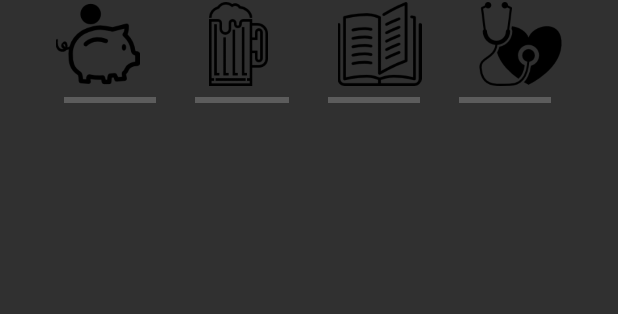
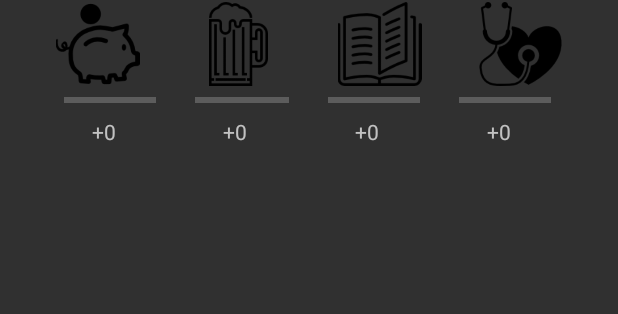
Before and after one commit to luc4s/EPFLSurvival_Android, an Android app: the layout activity_question.xml on its own in the app's theme, with its tools: preview values and no code run, on a phone screen of 412 x 824 dp. Shown: the top 314 px of the screen. Run offline under Robolectric (Android 15) with nearby library versions, the phone set to English and light mode, and no system bars.

Commit message:
score popup

```diff
--- a/app/src/main/res/layout/activity_question.xml
+++ b/app/src/main/res/layout/activity_question.xml
@@ -240,4 +240,77 @@
             android:layout_weight="1" />
     </LinearLayout>
 
+    <LinearLayout
+        android:id="@+id/linearLayout4"
+        android:layout_width="377dp"
+        android:layout_height="18dp"
+        android:layout_marginEnd="8dp"
+        android:layout_marginLeft="8dp"
+        android:layout_marginRight="8dp"
+        android:layout_marginStart="8dp"
+        android:layout_marginTop="19dp"
+        android:orientation="horizontal"
+        app:layout_constraintHorizontal_bias="0.529"
+        app:layout_constraintLeft_toLeftOf="@+id/gridLayout"
+        app:layout_constraintRight_toRightOf="@+id/gridLayout"
+        app:layout_constraintTop_toBottomOf="@+id/gridLayout">
+
+        <Space
+            android:layout_width="wrap_content"
+            android:layout_height="wrap_content"
+            android:layout_weight="0.76" />
+
+        <TextView
+            android:id="@+id/textView2"
+            android:layout_width="wrap_content"
+            android:layout_height="wrap_content"
+            android:layout_weight="1"
+            android:gravity="center_horizontal"
+            android:text="+0" />
+
+        <Space
+            android:layout_width="wrap_content"
+            android:layout_height="wrap_content"
+            android:layout_weight="1" />
+
+        <TextView
+            android:id="@+id/textView3"
+            android:layout_width="wrap_content"
+            android:layout_height="wrap_content"
+            android:layout_weight="1"
+            android:gravity="center_horizontal"
+            android:text="+0" />
+
+        <Space
+            android:layout_width="wrap_content"
+            android:layout_height="wrap_content"
+            android:layout_weight="1" />
+
+        <TextView
+            android:id="@+id/textView4"
+            android:layout_width="wrap_content"
+            android:layout_height="wrap_content"
+            android:layout_weight="1"
+            android:gravity="center_horizontal"
+            android:text="+0" />
+
+        <Space
+            android:layout_width="wrap_content"
+            android:layout_height="wrap_content"
+            android:layout_weight="1" />
+
+        <TextView
+            android:id="@+id/textView5"
+            android:layout_width="wrap_content"
+            android:layout_height="wrap_content"
+            android:layout_weight="1"
+            android:gravity="center_horizontal"
+            android:text="+0" />
+
+        <Space
+            android:layout_width="wrap_content"
+            android:layout_height="wrap_content"
+            android:layout_weight="1" />
+    </LinearLayout>
+
 </android.support.constraint.ConstraintLayout>
```
Also changed, not shown: app/src/main/java/godotinc/epflsurvival/QuestionActivity.java (+40 -4 lines).
